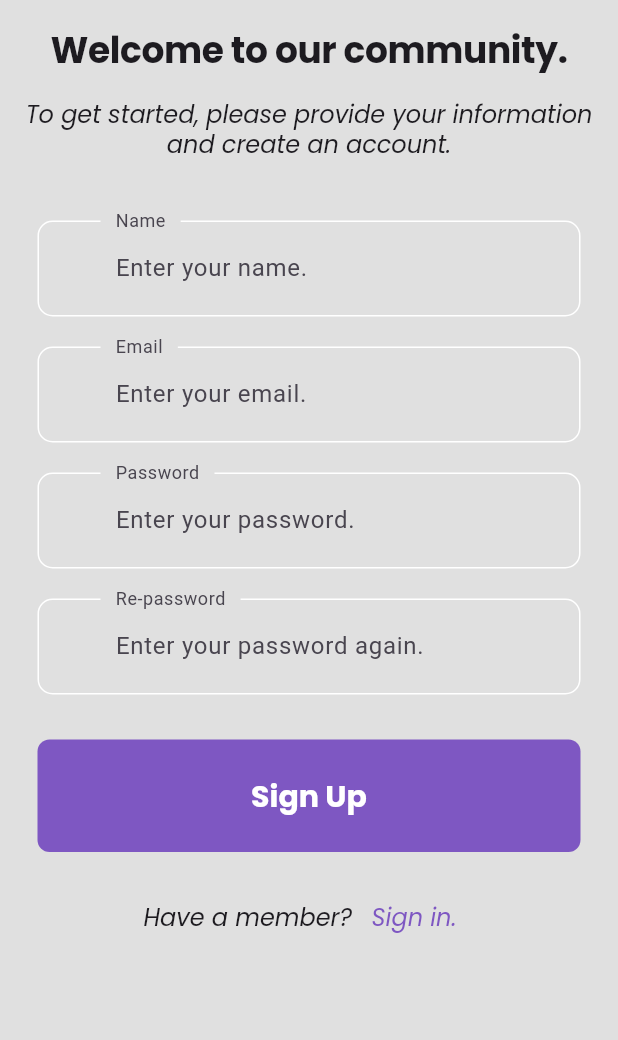
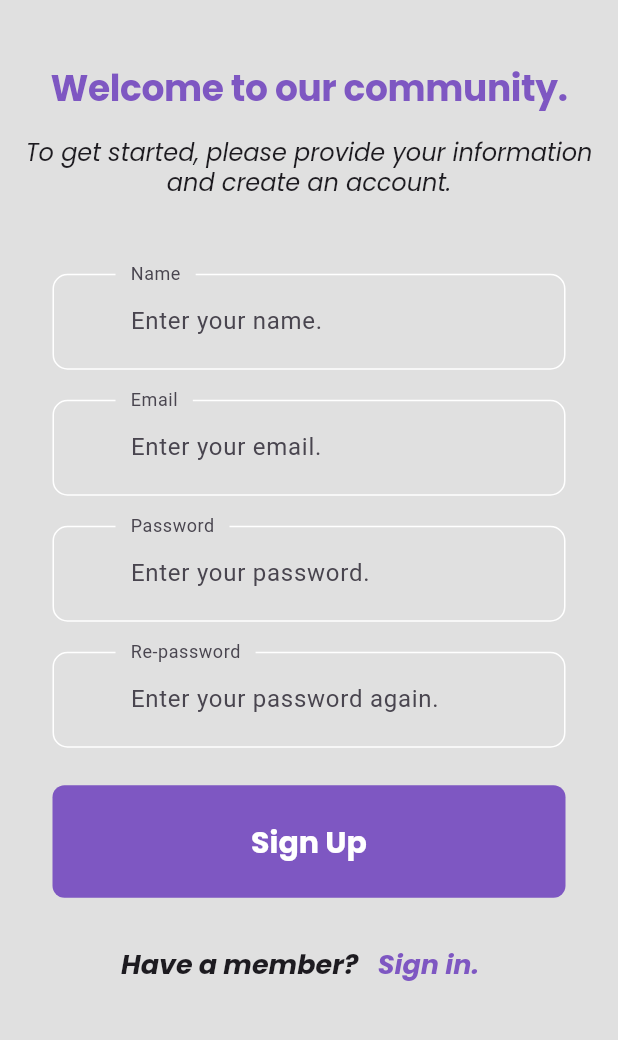
Before and after one commit to developmentchad/flutter_signin_signup-Submit, a Flutter app: the screen it shows after launch, after a tap on "Skip", after a tap on "Done", after a tap on "Register now.", on a phone screen of 412 x 824 dp, the part 84-1124 px from its top. Run offline on Flutter 3.47's test engine with Material 3 defaults, Android fonts, the phone set to English and light mode, and no system bars; our stand-ins replace google_fonts, introduction_screen, shared_preferences.

Commit message:
Add files via upload

```diff
--- a/lib/component/my_iconbtn.dart
+++ b/lib/component/my_iconbtn.dart
@@ -11,7 +11,7 @@ class MyIconButton extends StatelessWidget {
       decoration: BoxDecoration(
         border: Border.all(color:Colors.white),
         borderRadius: BorderRadius.circular(16),
-        color:Colors.grey.shade600,
+        color:Colors.deepPurple.shade400,
       ),
       child: Image.asset(
         imagPath,
--- a/lib/screen/signin_screen.dart
+++ b/lib/screen/signin_screen.dart
@@ -17,8 +17,10 @@ class SignInScreen extends StatelessWidget {
   Widget build(BuildContext context) {
     //Scaffoldคือหน้าที่มีNav Bar
     return Scaffold(
+      extendBodyBehindAppBar: true,
       backgroundColor: Colors.grey[300],
       appBar: AppBar(
+        elevation: 0,
         backgroundColor: Colors.deepPurple[400],
         title: Row(
           mainAxisSize: MainAxisSize.min,
@@ -33,7 +35,7 @@ appBar: AppBar(
               Text("Claw Claze",
                 textAlign:TextAlign.center,
                 style:GoogleFonts.poppins(
-                  textStyle: Theme.of(context).textTheme.displayLarge,
+                  textStyle: Theme.of(context).textTheme.displayLarge,//จัดtextแบบใช้libraryเหมือน bootstrap tailwindcss
                   fontSize: 24,
                   fontWeight: FontWeight.w700,
                   fontStyle: FontStyle.normal,
@@ -44,12 +46,16 @@ appBar: AppBar(
         ),
         centerTitle: true,
       ),
-      body: Form(
-        child: Column(
+      body: Padding(
+        padding: const EdgeInsets.fromLTRB(10, 20, 10, 20),//กำหนด padding แบบ manual
+      child: Form(
+        child: Column(//บน->ล่าง
           children: [
-            const SizedBox(
-              height: 20,
-            ),
+            // ลบ SizedBox ใช้ widget Spacer() ดีกว่า โดยใส่หัวท้ายเป็นการทำให้มันติดเหมือนfixตำแหน่ง
+            // const SizedBox(
+            //   height: 10,
+            // ),
+            const Spacer(),//หัว-ท้าย
             Text("Hello, ready to get started?",
               textAlign:TextAlign.center,
               style:GoogleFonts.poppins(
@@ -57,9 +63,10 @@ appBar: AppBar(
                 fontSize: 24,
                 fontWeight: FontWeight.w700,
                 fontStyle: FontStyle.normal,
+                color: Colors.deepPurple[400],
               ),
             ),
-            Text("Please sign in with your email and password.",
+            Text("\nPlease sign in with your email and password.\n",
               textAlign: TextAlign.center,
               style: GoogleFonts.poppins(
                 textStyle: Theme.of(context).textTheme.displaySmall,
@@ -69,7 +76,7 @@ appBar: AppBar(
               ),
             ),
             const SizedBox(
-              height: 20,
+              height: 30,
             ),
             //เรียกmy_textfield.dart มีการร้องขอ parameter จาก required this.???
             MyTextField(
@@ -91,8 +98,8 @@ appBar: AppBar(
               height: 20,
             ),
             Padding(padding: const EdgeInsets.symmetric(horizontal: 25.0),
-              child: Row(
-                mainAxisAlignment: MainAxisAlignment.end,
+              child: Row(//Wrapด้วย Row แบบอัตโนมัติ
+                mainAxisAlignment: MainAxisAlignment.end,//ขวาสุด
                 children: [
                   TextButton(
                     onPressed: () {},
@@ -101,7 +108,7 @@ appBar: AppBar(
                       style: GoogleFonts.poppins(
                         textStyle: Theme.of(context).textTheme.displaySmall,
                         fontSize: 16,
-                        fontWeight: FontWeight.w500,
+                        fontWeight: FontWeight.w700,
                         fontStyle: FontStyle.italic,
                         color: Colors.deepPurple[400],
                       ),
@@ -111,36 +118,41 @@ appBar: AppBar(
               ),
             ),
             const SizedBox(
-              height: 20,
+              height: 25,
             ),
             //เรียกmy_button.dart มีการร้องขอ parameter จาก required this.???
             MyButton(onTap: signInWithEmailAndPassword, hinText: 'Sign In'),
             const SizedBox(
-              height: 20,
+              height: 30,
             ),
-            // or continue with
-            const SizedBox(
-              height: 20,
-            ),
-            Padding(padding: const EdgeInsets.symmetric(horizontal: 25.0),
+            Padding(//สำคัญมาก Wrap Row ด้วย Padding
+              padding: const EdgeInsets.symmetric(horizontal: 25.0),//จัดให้ห่างตามแนวนอน 25.0
               child: Row(
-              children: [
+                mainAxisAlignment: MainAxisAlignment.center,
+                children: [ //listรายการในrowจากleft to right
                   Expanded(
                     child: Divider(
                       thickness: 0.5,
-                    color: Colors.grey.shade400,
+                      color: Colors.deepPurple.shade400,
                     ),
                   ),
-                Padding(padding: EdgeInsets.symmetric(horizontal: 8.0),
+                  Padding(
+                    padding: const EdgeInsets.symmetric(horizontal: 15.0),//Wrap text ด้วย padding ซ้าย15 ขวา15สมมาตรทั้งสองฝั่ง
                     child: Text(
                       'Or continue with',
-                    style: TextStyle(color: Colors.grey.shade800),
+                      style: GoogleFonts.poppins(
+                        textStyle :Theme.of(context).textTheme.displaySmall,
+                        fontSize: 16,
+                        fontWeight: FontWeight.w500,
+                        fontStyle: FontStyle.italic,
+                        color: Colors.deepPurple.shade800,
+                      ),
                     ),
                   ),
                   Expanded(
-                  child: Divider(
+                    child: Divider(//Wrap ด้วย Widget และ rename จาก Widget เป็น Expanded
                       thickness: 0.5,
-                  color: Colors.grey.shade400,
+                      color: Colors.deepPurple.shade400,
                     ),
                   ),
                 ],
@@ -150,16 +162,16 @@ appBar: AppBar(
               height: 20,
             ),
             const Row(
-              mainAxisAlignment: MainAxisAlignment.center,
+              mainAxisAlignment: MainAxisAlignment.center, //ข้อความอยู่ row ตรงกลาง
               children: [
-                MyIconButton(imagPath: '../../assets/images/google_icon.png'),
+                MyIconButton(imagPath: '../../assets/images/google_icon.png',
+                ),
                 SizedBox(
                   width: 10,
                 ),
                 MyIconButton(imagPath: '../../assets/images/apple_icon.png'),
               ],
             ),
-            // Not a member
             const SizedBox(
               height: 30,
             ),
@@ -169,15 +181,16 @@ appBar: AppBar(
                 Text(
                   'Not a member?',
                   style: GoogleFonts.poppins(
-                    textStyle: Theme.of(context).textTheme.displaySmall,
-                    fontSize: 16,
-                    fontWeight: FontWeight.w500,
+                    textStyle: Theme.of(context).textTheme.displayMedium,
+                    fontSize: 18,
+                    fontWeight: FontWeight.w700,
                     fontStyle: FontStyle.italic,
                   ),
                 ),
-                const SizedBox(
-                  width: 1,
+                const SizedBox(//ห่างแนวนอนไป 2
+                  width: 2,
                 ),
+                // TextButton(onPressed: () {เขียนโค๊ดตรงนี้เพื่อกระโดดไปหน้าอื่น}, child: Text('Register now'))=> นี่เป็นพื้นฐาน
                 TextButton(
                   onPressed: () {
                     Navigator.push(
@@ -190,9 +203,9 @@ appBar: AppBar(
                   child: Text(
                     'Register now.',
                     style: GoogleFonts.poppins(
-                      textStyle: Theme.of(context).textTheme.displaySmall,
-                      fontSize: 16,
-                      fontWeight: FontWeight.w500,
+                      textStyle: Theme.of(context).textTheme.displayMedium,
+                      fontSize: 18,
+                      fontWeight: FontWeight.w700,
                       fontStyle: FontStyle.italic,
                       color: Colors.deepPurple[400],
                     ),
@@ -200,7 +213,9 @@ appBar: AppBar(
                 ),
               ],
             ),
+            const Spacer(), //Widgetมหัศจรรย์
           ],
+        ),
       ),
       ),
     );
--- a/lib/screen/signup_screen.dart
+++ b/lib/screen/signup_screen.dart
@@ -18,8 +18,10 @@ class SignUpScreen extends StatelessWidget {
   Widget build(BuildContext context) {
     //Scaffoldคือหน้าที่มีNav Bar
     return Scaffold(
+      extendBodyBehindAppBar: true,
       backgroundColor: Colors.grey[300],
-appBar: AppBar(
+      appBar: AppBar(
+        elevation: 0,
         backgroundColor: Colors.deepPurple[400],
         title: Row(
           mainAxisSize: MainAxisSize.min,
@@ -45,34 +47,36 @@ appBar: AppBar(
         ),
         centerTitle: true,
       ),
-      body: Form(
+      body: Padding(
+        padding: const EdgeInsets.fromLTRB(10, 20, 10, 20),//กำหนด padding แบบ manual
+      child: Form(
         child: Column(
           children: [
-            const SizedBox(
-              height: 20,
-            ),
-            Text(
-              "Welcome to our community.",
+            // แก้ const เป็น Spacer()
+            // const SizedBox(
+            //   height: 20,
+            const Spacer(),
+            Text("Welcome to our community.",
               textAlign: TextAlign.center,
               style: GoogleFonts.poppins(
                 textStyle: Theme.of(context).textTheme.displayLarge,
                 fontSize: 24,
                 fontWeight: FontWeight.w700,
                 fontStyle: FontStyle.normal,
+                color: Colors.deepPurple[400],
               ),
             ),
-            Text(
-              "\nTo get started, please provide your information and create an account.\n",
+            Text("\nTo get started, please provide your information and create an account.\n",
               textAlign: TextAlign.center,
               style: GoogleFonts.poppins(
                 textStyle: Theme.of(context).textTheme.displaySmall,
                 fontSize: 16,
-                fontWeight: FontWeight.w500,
+                fontWeight: FontWeight.w300,
                 fontStyle: FontStyle.italic,
               ),
             ),
             const SizedBox(
-              height: 20,
+              height: 30,
             ),
             //เรียกmy_textfield.dart มีการร้องขอ parameter จาก required this.???
             MyTextField(
@@ -109,7 +113,7 @@ appBar: AppBar(
               labelText: "Re-password",
             ),
             const SizedBox(
-              height: 30,
+              height: 25,
             ),
             //เรียกmy_button.dart มีการร้องขอ parameter จาก required this.???
             MyButton(onTap: createUserWithEmailAndPassword, hinText: 'Sign Up'),
@@ -122,9 +126,9 @@ appBar: AppBar(
                 Text(
                   'Have a member?',
                   style: GoogleFonts.poppins(
-                    textStyle: Theme.of(context).textTheme.displaySmall,
-                    fontSize: 16,
-                    fontWeight: FontWeight.w500,
+                    textStyle: Theme.of(context).textTheme.displayMedium,
+                    fontSize: 18,
+                    fontWeight: FontWeight.w700,
                     fontStyle: FontStyle.italic,
                   ),
                 ),
@@ -143,9 +147,9 @@ appBar: AppBar(
                   child: Text(
                     'Sign in.',
                     style: GoogleFonts.poppins(
-                      textStyle: Theme.of(context).textTheme.displaySmall,
-                      fontSize: 16,
-                      fontWeight: FontWeight.w500,
+                      textStyle: Theme.of(context).textTheme.displayMedium,
+                      fontSize: 18,
+                      fontWeight: FontWeight.w700,
                       fontStyle: FontStyle.italic,
                       color: Colors.deepPurple[400],
                     ),
@@ -153,8 +157,10 @@ appBar: AppBar(
                 ),
               ],
             ),
+            const Spacer(),
           ],
         ),
+      ),
       ),
     );
   }
```
Lines whose indentation alone changed are shown as unchanged.
